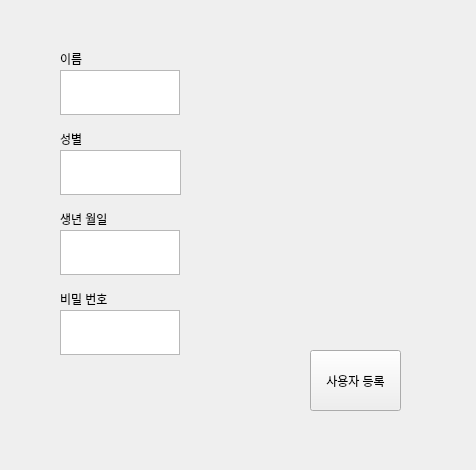
The window that GUI/ui/userSetting.ui (addinedu-ros-4th/deeplearning-repo-6) describes before a commit, drawn with Qt 5.
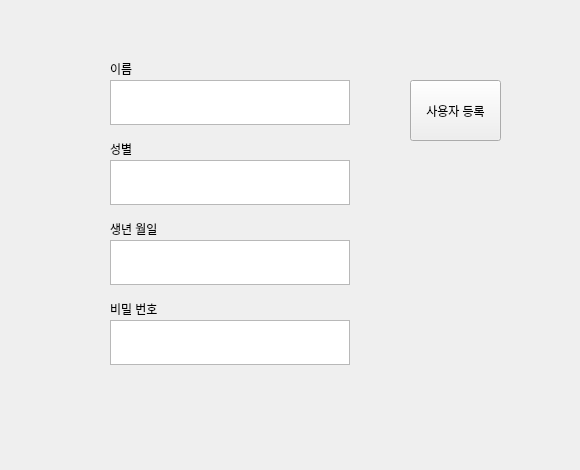
The same window after the commit.

Patch:
```diff
--- a/GUI/ui/userSetting.ui
+++ b/GUI/ui/userSetting.ui
@@ -6,7 +6,7 @@
    <rect>
     <x>0</x>
     <y>0</y>
-    <width>476</width>
+    <width>580</width>
     <height>470</height>
    </rect>
   </property>
@@ -16,8 +16,8 @@
   <widget class="QLabel" name="Label_name">
    <property name="geometry">
     <rect>
-     <x>60</x>
-     <y>50</y>
+     <x>110</x>
+     <y>60</y>
      <width>67</width>
      <height>17</height>
     </rect>
@@ -29,9 +29,9 @@
   <widget class="QTextEdit" name="Txt_name">
    <property name="geometry">
     <rect>
-     <x>60</x>
-     <y>70</y>
-     <width>120</width>
+     <x>110</x>
+     <y>80</y>
+     <width>240</width>
      <height>45</height>
     </rect>
    </property>
@@ -39,9 +39,9 @@
   <widget class="QTextEdit" name="Txt_gender">
    <property name="geometry">
     <rect>
-     <x>60</x>
-     <y>150</y>
-     <width>121</width>
+     <x>110</x>
+     <y>160</y>
+     <width>240</width>
      <height>45</height>
     </rect>
    </property>
@@ -49,8 +49,8 @@
   <widget class="QLabel" name="Label_gender">
    <property name="geometry">
     <rect>
-     <x>60</x>
-     <y>130</y>
+     <x>110</x>
+     <y>140</y>
      <width>67</width>
      <height>17</height>
     </rect>
@@ -62,9 +62,9 @@
   <widget class="QTextEdit" name="Txt_birth">
    <property name="geometry">
     <rect>
-     <x>60</x>
-     <y>230</y>
-     <width>120</width>
+     <x>110</x>
+     <y>240</y>
+     <width>240</width>
      <height>45</height>
     </rect>
    </property>
@@ -72,8 +72,8 @@
   <widget class="QLabel" name="Label_birth">
    <property name="geometry">
     <rect>
-     <x>60</x>
-     <y>210</y>
+     <x>110</x>
+     <y>220</y>
      <width>67</width>
      <height>17</height>
     </rect>
@@ -85,8 +85,8 @@
   <widget class="QLabel" name="Label_pw">
    <property name="geometry">
     <rect>
-     <x>60</x>
-     <y>290</y>
+     <x>110</x>
+     <y>300</y>
      <width>67</width>
      <height>17</height>
     </rect>
@@ -98,9 +98,9 @@
   <widget class="QTextEdit" name="Txt_pw">
    <property name="geometry">
     <rect>
-     <x>60</x>
-     <y>310</y>
-     <width>120</width>
+     <x>110</x>
+     <y>320</y>
+     <width>240</width>
      <height>45</height>
     </rect>
    </property>
@@ -108,8 +108,8 @@
   <widget class="QPushButton" name="Btn_regist">
    <property name="geometry">
     <rect>
-     <x>310</x>
-     <y>350</y>
+     <x>410</x>
+     <y>80</y>
      <width>91</width>
      <height>61</height>
     </rect>
```
